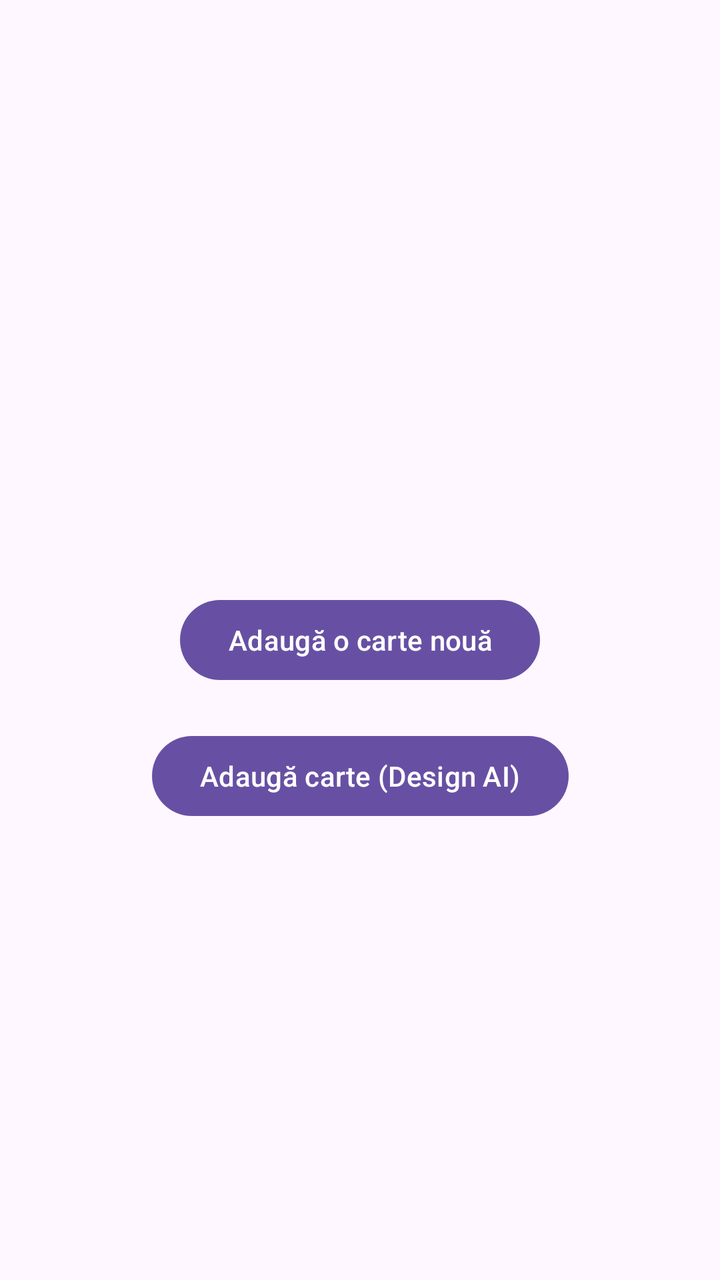
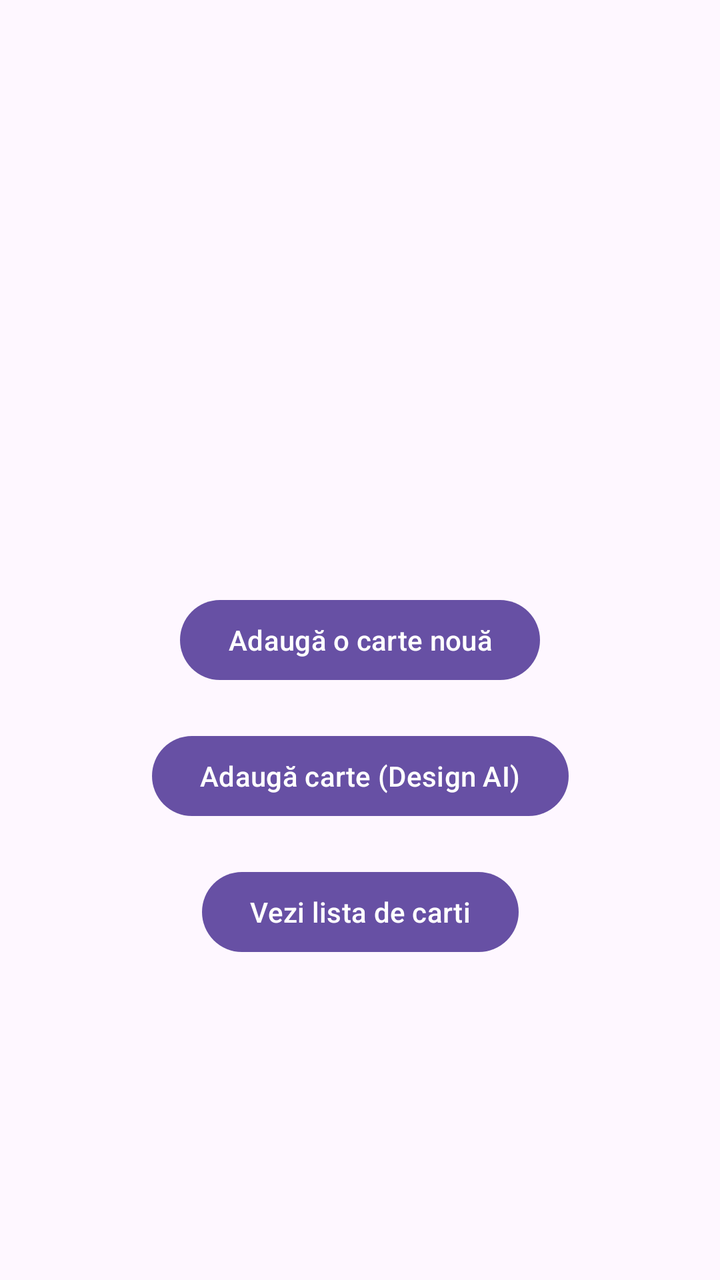

An Android layout rendered at two revisions. The XML below is the earlier revision; the diff shows what the commit changed to produce the second picture.
<!-- AndroidManifest.xml: application theme Theme.Aplicatie_sem_1_DAM -->
<!-- res/layout/activity_main.xml -->
<?xml version="1.0" encoding="utf-8"?>
<androidx.constraintlayout.widget.ConstraintLayout xmlns:android="http://schemas.android.com/apk/res/android"
    xmlns:app="http://schemas.android.com/apk/res-auto"
    xmlns:tools="http://schemas.android.com/tools"
    android:id="@+id/main"
    android:layout_width="match_parent"
    android:layout_height="match_parent"
    tools:context=".MainActivity">

    <TextView
        android:layout_width="wrap_content"
        android:layout_height="wrap_content"
        android:text="Hello World!"
        app:layout_constraintBottom_toBottomOf="parent"
        app:layout_constraintEnd_toEndOf="parent"
        app:layout_constraintStart_toStartOf="parent"
        app:layout_constraintTop_toTopOf="parent" />

    <Button
        android:id="@+id/btnDeschideAdaugare"
        android:layout_width="wrap_content"
        android:layout_height="wrap_content"
        android:text="Adaugă o carte nouă"
        app:layout_constraintBottom_toBottomOf="parent"
        app:layout_constraintEnd_toEndOf="parent"
        app:layout_constraintStart_toStartOf="parent"
        app:layout_constraintTop_toTopOf="parent" />

    <Button
        android:id="@+id/btnDeschideAI"
        android:layout_width="wrap_content"
        android:layout_height="wrap_content"
        android:text="Adaugă carte (Design AI)"
        app:layout_constraintEnd_toEndOf="parent"
        app:layout_constraintStart_toStartOf="parent"
        app:layout_constraintTop_toBottomOf="@id/btnDeschideAdaugare"
        android:layout_marginTop="20dp" />

</androidx.constraintlayout.widget.ConstraintLayout>
<!-- resources referenced by this layout -->
<resources>
  <style name="Theme.Aplicatie_sem_1_DAM" parent="Base.Theme.Aplicatie_sem_1_DAM" />
  <style name="Base.Theme.Aplicatie_sem_1_DAM" parent="Theme.Material3.DayNight.NoActionBar">
          
          
      </style>
</resources>

<!-- the commit's change to res/layout/activity_main.xml (unified diff, before → after) -->
@@ -35,5 +35,15 @@
         app:layout_constraintStart_toStartOf="parent"
         app:layout_constraintTop_toBottomOf="@id/btnDeschideAdaugare"
         android:layout_marginTop="20dp" />
+    
+    <Button
+        android:id="@+id/btnVeziLista"
+        android:layout_width="wrap_content"
+        android:layout_height="wrap_content"
+        android:text="Vezi lista de carti"
+        app:layout_constraintEnd_toEndOf="parent"
+        app:layout_constraintStart_toStartOf="parent"
+        app:layout_constraintTop_toBottomOf="@id/btnDeschideAI"
+        android:layout_marginTop="20dp" />
 
 </androidx.constraintlayout.widget.ConstraintLayout>
